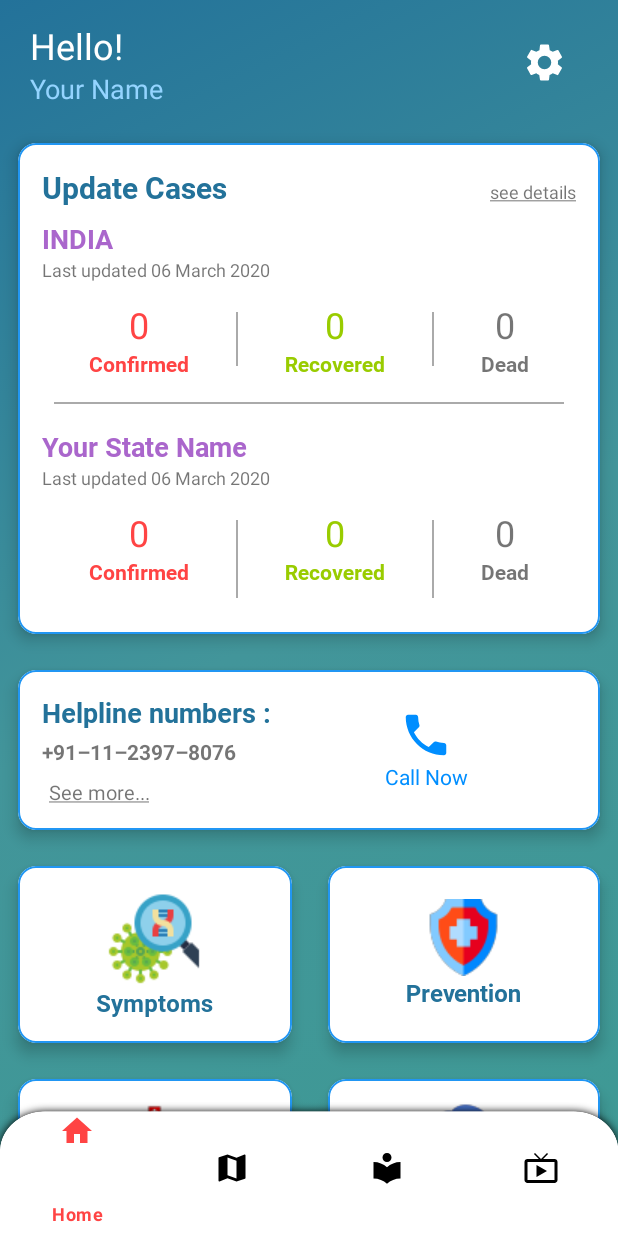
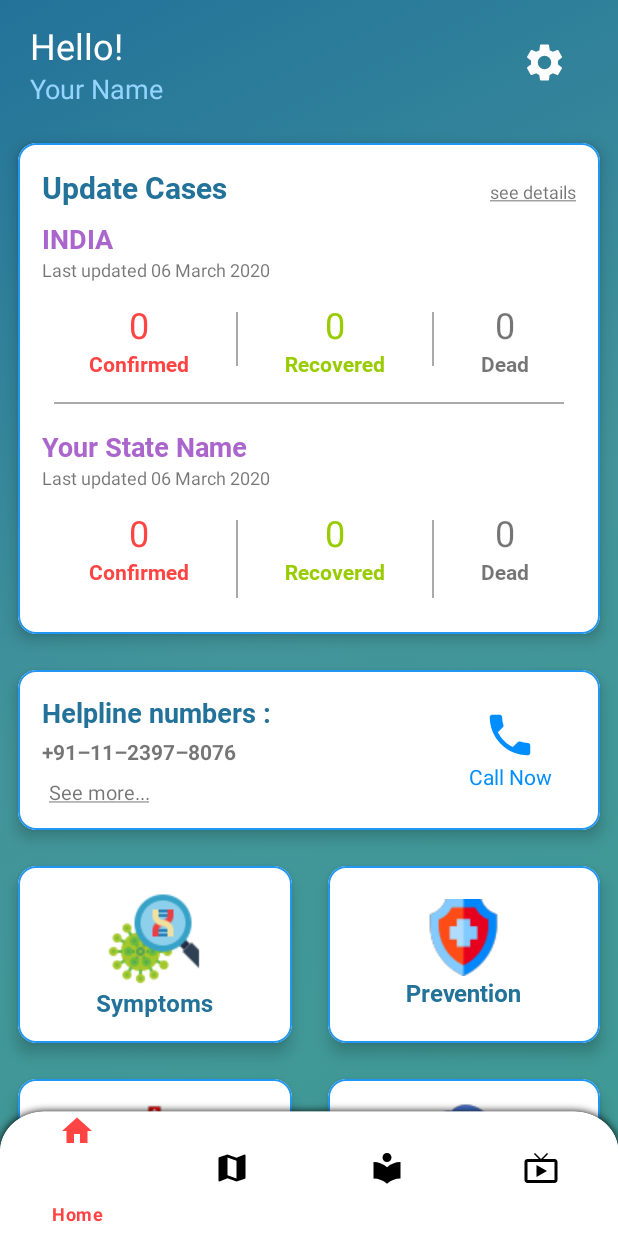
Before and after one commit to JoykishanSharma/Covid-19-Mobile-Updater-App, an Android app: the screen it shows after launch (HomeActivity), on a phone screen of 412 x 824 dp. Run offline under Robolectric (Android 15) with nearby library versions, the phone set to English and light mode, and no system bars; our stand-ins replace Volley; network calls fail.

Commit message:
Daily Updates (Development)

```diff
--- a/app/src/main/AndroidManifest.xml
+++ b/app/src/main/AndroidManifest.xml
@@ -23,7 +23,6 @@
         <activity android:name=".MapsActivity" />
         <activity android:name=".HomeActivity"/>
         <activity android:name=".WebViewWorldActivity" />
-        <activity android:name=".WebViewIndiaActivity" />
         <activity android:name=".WelcomeActivity">
             <intent-filter>
                 <action android:name="android.intent.action.MAIN" />
--- a/app/src/main/java/com/joyappsdevteam/covid_19tracer/HomeActivity.java
+++ b/app/src/main/java/com/joyappsdevteam/covid_19tracer/HomeActivity.java
@@ -76,6 +76,7 @@ public class HomeActivity extends AppCompatActivity {
         last_update_state_level = findViewById(R.id.last_update_state_textView);
         your_state_name = findViewById(R.id.your_state_name);
 
+
         requestQueue = Volley.newRequestQueue(this);
 
         //Testing purpose
@@ -112,7 +113,7 @@ public class HomeActivity extends AppCompatActivity {
         homeToMapCardView.setOnClickListener(new View.OnClickListener() {
             @Override
             public void onClick(View v) {
-                startActivity(new Intent(HomeActivity.this,MapsActivity.class));
+                startActivity(new Intent(HomeActivity.this,WebViewWorldActivity.class));
                 overridePendingTransition(android.R.anim.fade_in,android.R.anim.fade_out);
             }
         });
--- a/app/src/main/res/layout/activity_home.xml
+++ b/app/src/main/res/layout/activity_home.xml
@@ -459,7 +459,8 @@
                         android:id="@+id/helpline_num"
                         android:layout_width="wrap_content"
                         android:layout_height="wrap_content"
-                        android:layout_marginEnd="20dp"
+                        android:layout_alignParentStart="true"
+                        android:layout_toStartOf="@id/call_helpline_no"
                         android:layout_gravity="center_vertical"
                         android:orientation="vertical">
 
@@ -496,14 +497,14 @@
                         android:id="@+id/call_helpline_no"
                         android:layout_width="wrap_content"
                         android:layout_height="wrap_content"
+                        android:layout_gravity="end"
+                        android:layout_centerVertical="true"
                         android:layout_alignParentEnd="true"
-                        android:layout_centerVertical="true"
                         android:layout_marginEnd="16dp"
                         android:drawableTop="@drawable/ic_call_black_24dp"
-                        android:gravity="center_horizontal"
+                        android:gravity="center"
                         android:text="@string/call_now"
                         android:textColor="#008EFF"
-                        android:layout_toEndOf="@id/helpline_num"
                         android:textSize="14sp" />
 
                 </RelativeLayout>
--- a/app/src/main/res/values/strings.xml
+++ b/app/src/main/res/values/strings.xml
@@ -27,7 +27,7 @@
     <string name="more_helpline_no"><u>See more...</u></string>
     <string name="stay_upto_date_with_latest_news_on_covid_19">Stay up to date with latest news on Covid-19</string>
     <string name="everything_you_need_to_know_about_covid_19">Everything you need to know about Covid-19</string>
-    <string name="covid_19_realtime_spreading_in_map_view">Covid-19 Realtime Spreading in Map View</string>
+    <string name="covid_19_realtime_spreading_in_map_view">Covid-19 Realtime Spreading in World-Map View</string>
     <string name="hospitals">Hospitals</string>
     <string name="report">Report</string>
     <string name="why_do_we_need_these"><u>Why do we need these?</u></string>
```
Also changed, not shown: app/src/main/java/com/joyappsdevteam/covid_19tracer/WebViewIndiaActivity.java (deleted, +0 -51 lines), app/src/main/java/com/joyappsdevteam/covid_19tracer/WebViewWorldActivity.java (+16 -5 lines).
